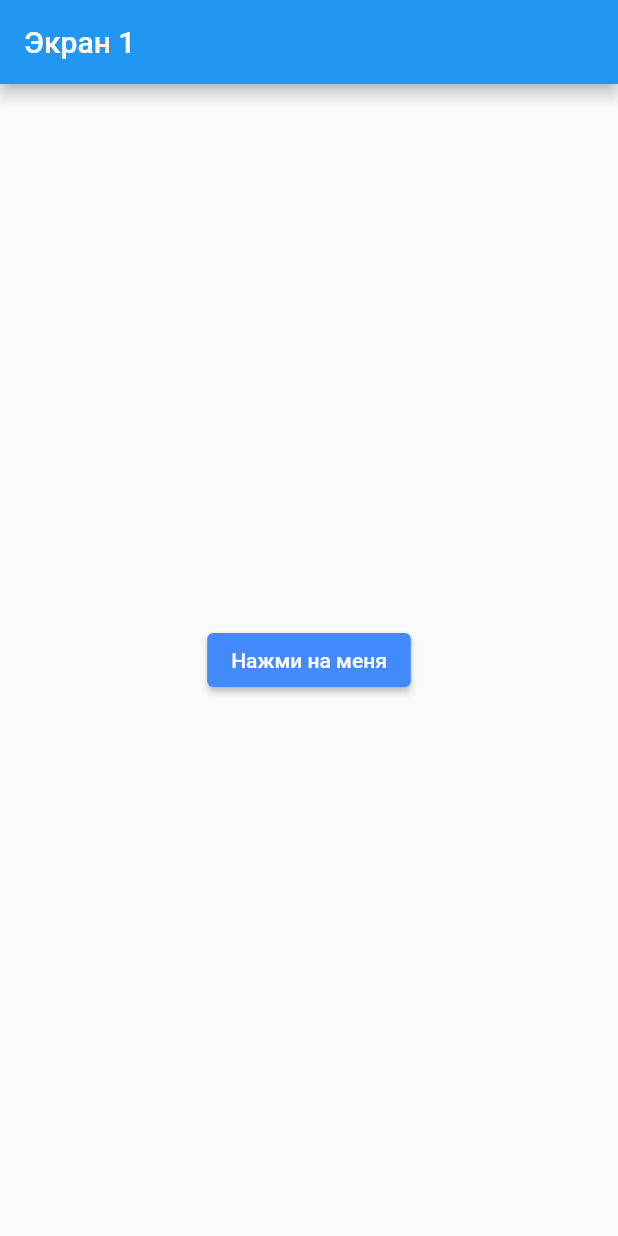
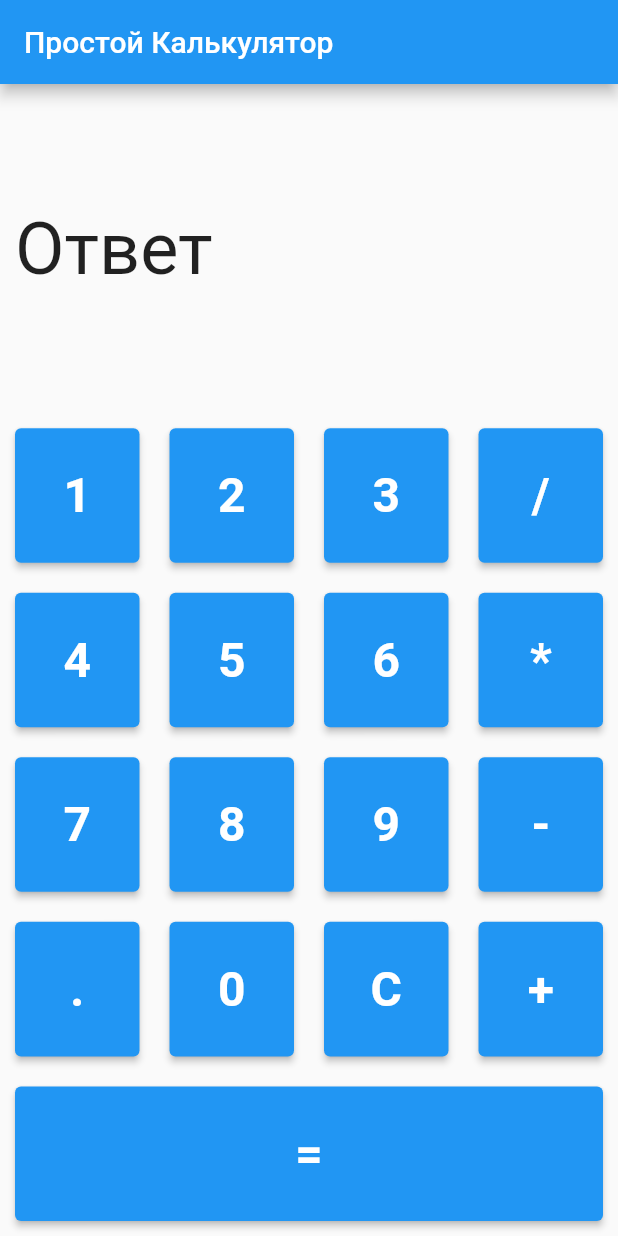
Before and after one commit to 1Mapa1/exam, a Flutter app: the screen it shows after launch, on a phone screen of 412 x 824 dp. Run offline on Flutter 3.47's test engine with Material 2 defaults, Android fonts, the phone set to English and light mode, and no system bars.

Commit message:
Фиксация

```diff
--- a/lib/first_screen.dart
+++ b/lib/first_screen.dart
@@ -1,30 +1,98 @@
-import 'package:exam/second_screen.dart';
 import 'package:flutter/material.dart';
 
 class FirstScreen extends StatelessWidget{
 
   @override
   Widget build(BuildContext context){
-    return Scaffold(
+    return  Scaffold(
       appBar: AppBar(
-        title: const Text("Экран 1"),
+        title: Text('Простой Калькулятор'),
       ),
-      body: Center(
-        child: Column(
-          mainAxisAlignment: MainAxisAlignment.center,
-          children: <Widget>[
-            ElevatedButton(
-              style: ButtonStyle(
-                backgroundColor: MaterialStateProperty.all(Colors.blueAccent)
-              ),
-              onPressed: () {
-                Navigator.push(context, MaterialPageRoute(builder: (context) => SecondScreen()));
-              },
-              child: const Text('Нажми на меня'),
+      body: Column(
+        children: <Widget>[
+          Expanded(
+            flex: 2,
+            child: Container(
+              alignment: Alignment.centerLeft,
+              padding: const EdgeInsets.all(10),
+              child: const Text(
+                "Ответ",
+                style: TextStyle(fontSize: 48.0)
+              )
             ),
-          ],
+          ),
+          Expanded(
+            flex: 1,
+            child: Row(
+              children: [
+                buildButton("1"),
+                buildButton("2"),
+                buildButton("3"),
+                buildButton("/")
+              ]
+            ),
+          ),
+          Expanded(
+            flex: 1,
+            child: Row(
+              children: [
+                buildButton("4"),
+                buildButton("5"),
+                buildButton("6"),
+                buildButton("*")
+              ]
+            ),
+          ),
+          Expanded(
+            flex: 1,
+            child: Row(
+              children: [
+                buildButton("7"),
+                buildButton("8"),
+                buildButton("9"),
+                buildButton("-")
+              ]
+            ),
+          ),
+          Expanded(
+            flex: 1,
+            child: Row(
+              children: [
+                buildButton("."),
+                buildButton("0"),
+                buildButton("C"),
+                buildButton("+")
+              ]
+            ),
+          ),
+          Expanded(
+            flex: 1,
+            child: Row(
+              children: [
+                buildButton("=")
+              ]
+            ),
+          )
+        ]
+      )
+    );
+
+
+  }
+  Widget buildButton(String buttonText) {
+    return Expanded(
+
+      child: Container(
+        height: double.maxFinite,
+        margin: EdgeInsets.all(10),
+        child: ElevatedButton(
+          child: Text(
+            buttonText,
+            style: TextStyle(fontSize: 32.0, fontWeight: FontWeight.bold),
+          ),
+          onPressed: () => (),
         ),
-      )
+      ),
     );
   }
 }
--- a/lib/main.dart
+++ b/lib/main.dart
@@ -12,7 +12,7 @@ class MyApp extends StatelessWidget {
   @override
   Widget build(BuildContext context) {
     return MaterialApp(
-      title: 'Exam_1',
+      title: 'Exam_2',
       home: FirstScreen(),
     );
   }
--- a/lib/second_screen.dart
+++ /dev/null
@@ -1,21 +0,0 @@
-import 'package:flutter/material.dart';
-
-class SecondScreen extends StatelessWidget{
-
-  @override
-  Widget build(BuildContext context){
-    return Scaffold(
-      appBar: AppBar(
-        title: const Text("Экран 2"),
-      ),
-      body: const Center(
-        child: Column(
-          mainAxisAlignment: MainAxisAlignment.center,
-          children: <Widget>[
-            Text("Молодец!")
-          ],
-        ),
-      )
-    );
-  }
-}
```
